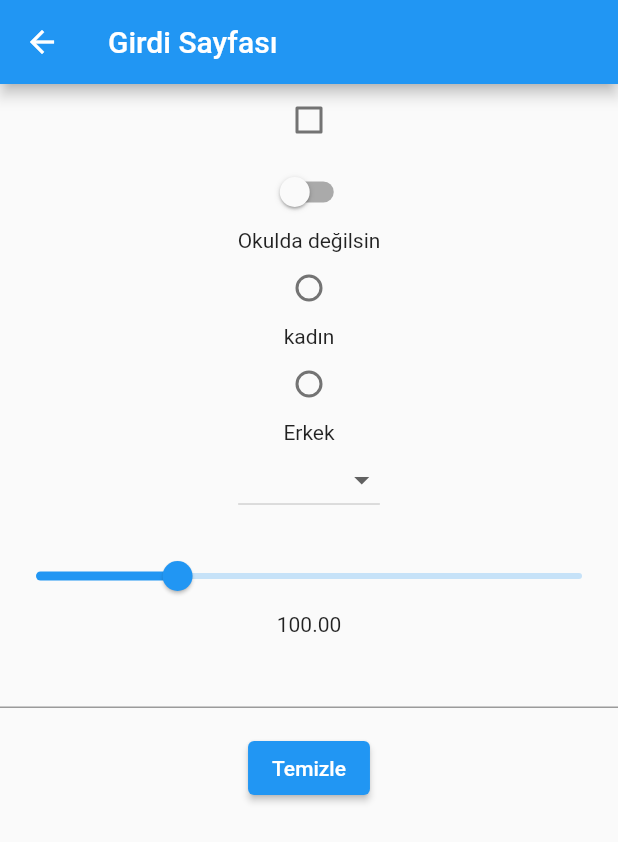
After one commit to emre9103/Flutter_ogreniyorum, a Flutter app: the InputPage screen opened directly, after a tap on "Temizle", on a phone screen of 412 x 824 dp. The commit adds this screen. Shown: the top 842 px of the screen. Run offline on Flutter 3.47's test engine with Material 2 defaults, Android fonts, the phone set to English and light mode, and no system bars; our stand-ins replace video_player.

Commit message:
Input Page added

```diff
--- /dev/null
+++ b/lib/input_page.dart
@@ -0,0 +1,130 @@
+import 'package:flutter/material.dart';
+
+class InputPage extends StatefulWidget {
+  const InputPage({Key? key}) : super(key: key);
+
+  @override
+  State<InputPage> createState() => _InputPageState();
+}
+
+enum Cinsiyet {
+  kadin,
+  erkek,
+  bos,
+} //enum ile yeni bir tür yarattık ve 3 değeri var.
+
+const okullar = ['İlkokul','Ortaokul','Lise','Üniversite'];
+
+class _InputPageState extends State<InputPage> {
+  bool? okuldaMisin = false;
+  Cinsiyet? cinsiyet = Cinsiyet.bos;
+  String? okul;
+  double boy = 100;
+  TextEditingController yorumController = TextEditingController();
+  @override
+  void dispose() {
+    yorumController.dispose();
+    super.dispose();
+  }
+  Widget build(BuildContext context) {
+
+    return Scaffold(
+      appBar: AppBar(
+        title: Text('Girdi Sayfası'),
+      ),
+    body: SingleChildScrollView(
+      child: Column(
+        children: [
+          Checkbox(
+              value: okuldaMisin,
+              onChanged: (value) {
+                setState(() {
+                  okuldaMisin = value;
+                });
+              },
+          ),
+          Switch(
+            value: okuldaMisin!,
+            onChanged: (value) {
+              setState(() {
+                okuldaMisin = value;
+              });
+            },
+          ),
+          Text(
+            okuldaMisin == true ? 'Okuldasın' : 'Okulda değilsin'
+          ),
+          Radio<Cinsiyet>(
+              value: Cinsiyet.kadin,
+              groupValue: cinsiyet,
+              onChanged: (value) {
+                setState(() {
+                  cinsiyet = value;
+                });
+              },
+          ),
+          Text('kadın'),
+          Radio<Cinsiyet>(
+            value: Cinsiyet.erkek,
+            groupValue: cinsiyet,
+            onChanged: (value) {
+              setState(() {
+                cinsiyet = value;
+              });
+            },
+          ),
+          Text('Erkek'),
+          DropdownButton<String>(
+            value: okul,
+              items: okullar.map(
+                      (e) => DropdownMenuItem(
+                          child: Text(e),
+                          value: e,
+                      ),
+              ).toList(),
+            onChanged: (value) {
+              setState(() {
+                okul = value;
+              });
+            },
+          ),
+          Text(okul ?? ''), //null'sa boş dursun
+          Slider(
+              value: boy,
+              min: 30,
+              max: 300,
+
+              onChanged: (value) {
+                setState(() {
+                  boy = value;
+                });
+              },
+          ),
+          Text(
+            boy.toStringAsFixed(2)
+          ),
+          TextField(
+            controller: yorumController,
+            onChanged: (value) {
+                setState(() {
+
+                });
+            },
+          ),
+          Text(yorumController.text),
+          ElevatedButton(onPressed: () {
+            setState(() {
+            okuldaMisin = false;
+            cinsiyet = Cinsiyet.bos;
+            okul = null;
+            boy = 100;
+            yorumController.text = '';
+            });
+          }, child: Text('Temizle'))
+        ],
+      ),
+    ),
+
+    );
+  }
+}
```
Also changed, not shown: lib/main.dart (+7 -2 lines).
